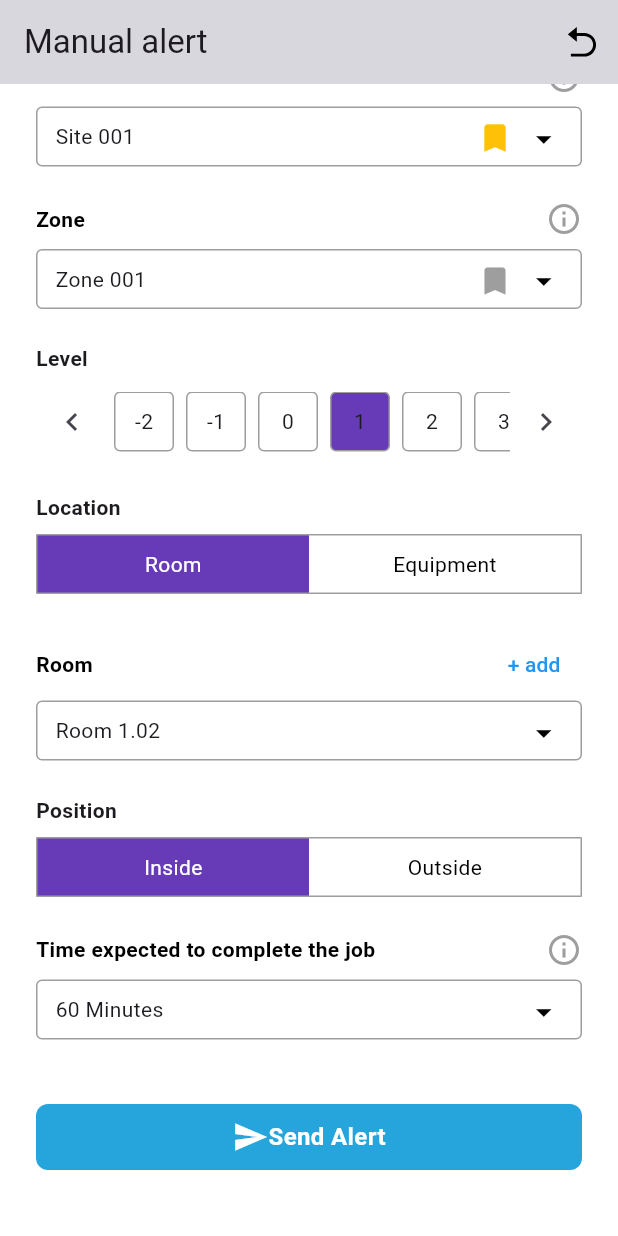
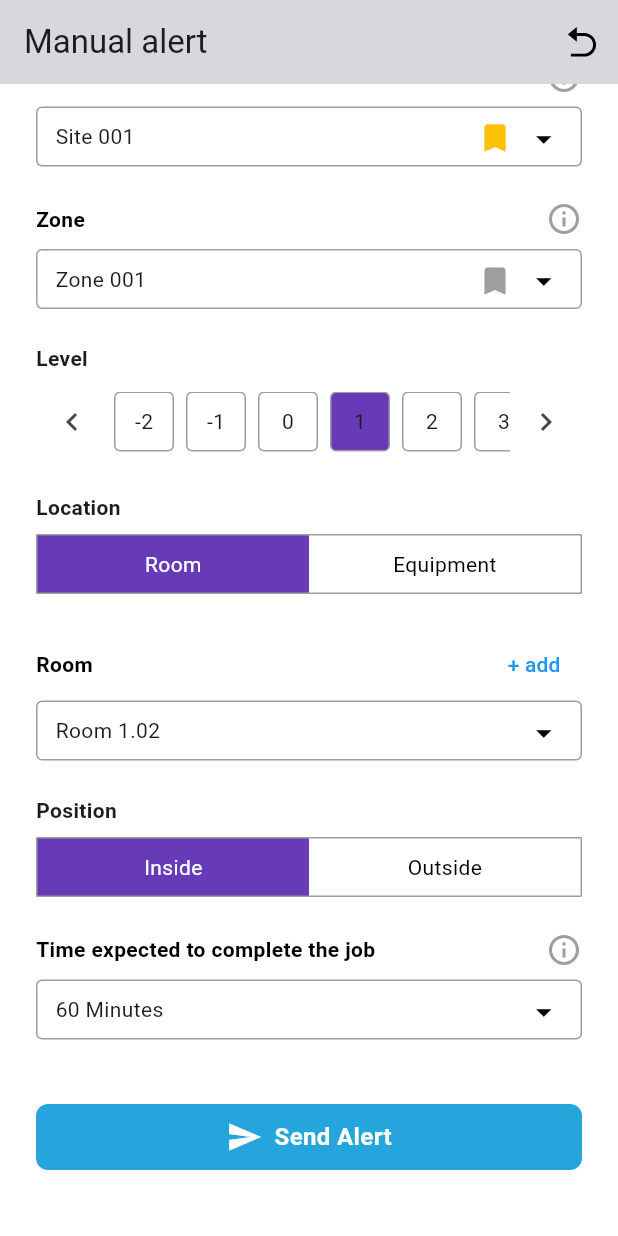
Before and after one commit to essadike-elhafiane/flutter-App, a Flutter app: the ManualAlert screen opened directly, scrolled down 41 dp, after a tap on "Send Alert", on a phone screen of 412 x 824 dp. Run offline on Flutter 3.47's test engine with Material 3 defaults, Android fonts, the phone set to English and light mode, and no system bars; our stand-ins replace fl_chart, flutter_svg.

Commit message:
fix : mamual page button

```diff
--- a/lib/pages/manual.dart
+++ b/lib/pages/manual.dart
@@ -340,11 +340,46 @@ class _ManualAlertState extends State<ManualAlert> {
   }
 }
 
-Widget _buildSendAlertButton() {
-  return InkWell(
+
+
+class _buildSendAlertButton extends StatefulWidget {
+  @override
+  __buildSendAlertButtonState createState() => __buildSendAlertButtonState();
+}
+
+class __buildSendAlertButtonState extends State<_buildSendAlertButton> {
+  double _opacity = 1.0;
+
+  void _onTapDown(TapDownDetails details) {
+    setState(() {
+      _opacity = 0.5; // Decrease opacity
+    });
+  }
+
+  void _onTapUp(TapUpDetails details) {
+    setState(() {
+      _opacity = 1.0; // Restore opacity
+    });
+  }
+
+  void _onTapCancel() {
+    setState(() {
+      _opacity = 1.0; // Restore opacity
+    });
+  }
+
+  @override
+  Widget build(BuildContext context) {
+    return GestureDetector(
+      onTapDown: _onTapDown,
+      onTapUp: _onTapUp,
+      onTapCancel: _onTapCancel,
       onTap: () {
-      // Your custom action
+        // Handle tap
       },
+      child: AnimatedOpacity(
+        duration: const Duration(milliseconds: 100),
+        opacity: _opacity,
         child: Container(
           width: double.infinity,
           height: 44,
@@ -353,17 +388,26 @@ Widget _buildSendAlertButton() {
             color: Color(0xFF25A5DC),
             borderRadius: BorderRadius.circular(8),
           ),
-      child: Row(mainAxisAlignment: MainAxisAlignment.center, children: [
+          child: Row(
+            mainAxisAlignment: MainAxisAlignment.center,
+            children: [
               const Icon(
                 Icons.send,
                 color: Colors.white,
               ),
-        Text(
+              const SizedBox(width: 8), // Add spacing between the icon and text
+              const Text(
                 'Send Alert',
                 style: TextStyle(
-              color: Colors.white, fontSize: 16, fontWeight: FontWeight.bold),
+                  color: Colors.white,
+                  fontSize: 16,
+                  fontWeight: FontWeight.bold,
                 ),
-      ]),
+              ),
+            ],
+          ),
+        ),
       ),
     );
   }
+}
```
Lines whose indentation alone changed are shown as unchanged.
